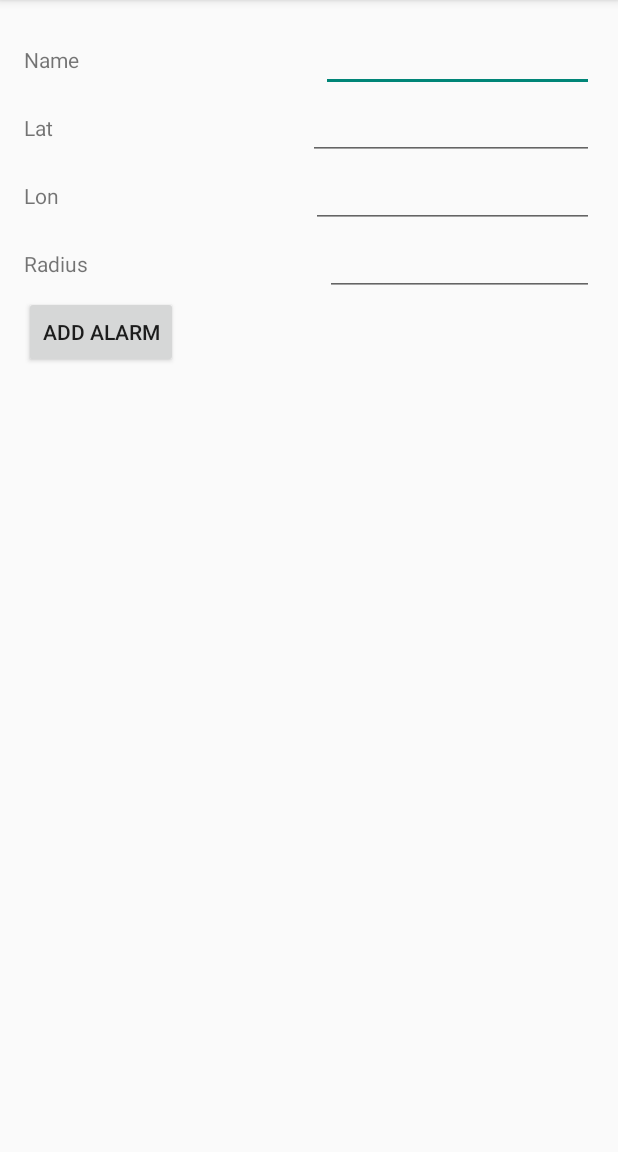
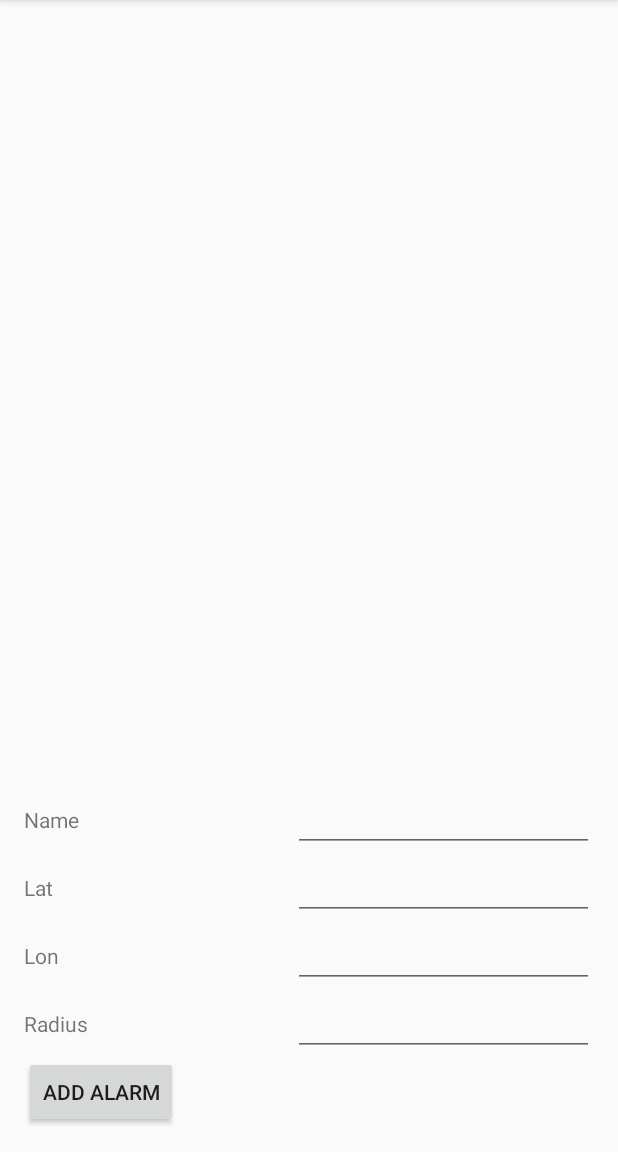
Before and after one commit to bernhardhahn/WakeMeWhenIGetThere, an Android app: the screen it shows after launch (MainActivity), on a phone screen of 412 x 824 dp, the part 84-1236 px from its top. Run offline under Robolectric (Android 15) with nearby library versions, the phone set to English and light mode, and no system bars; 4 statements that could not run were skipped.

Commit message:
Update MainFragment layout

```diff
--- a/app/src/main/res/layout/fragment_main.xml
+++ b/app/src/main/res/layout/fragment_main.xml
@@ -1,23 +1,24 @@
-<LinearLayout xmlns:android="http://schemas.android.com/apk/res/android"
-    xmlns:tools="http://schemas.android.com/tools"
+<RelativeLayout xmlns:android="http://schemas.android.com/apk/res/android"
     android:layout_width="match_parent"
     android:layout_height="match_parent"
     android:paddingLeft="@dimen/activity_horizontal_margin"
     android:paddingRight="@dimen/activity_horizontal_margin"
     android:paddingTop="@dimen/activity_vertical_margin"
-    android:paddingBottom="@dimen/activity_vertical_margin"
-    android:orientation="vertical"
-    tools:context=".MainActivityFragment">
+    android:paddingBottom="@dimen/activity_vertical_margin">
 
     <LinearLayout
+        android:id="@+id/newAlarmInput"
         android:layout_width="match_parent"
         android:layout_height="wrap_content"
-        android:orientation="vertical">
+        android:orientation="vertical"
+        android:layout_alignParentBottom="true">
+
         <LinearLayout
             android:layout_width="match_parent"
-            android:layout_height="wrap_content">
+            android:layout_height="wrap_content"
+            android:focusableInTouchMode="true">
             <TextView
-                android:layout_width="wrap_content"
+                android:layout_width="0px"
                 android:layout_height="wrap_content"
                 android:layout_weight="0.5"
                 android:text="Name"/>
@@ -32,7 +33,7 @@
             android:layout_width="match_parent"
             android:layout_height="wrap_content">
             <TextView
-                android:layout_width="wrap_content"
+                android:layout_width="0px"
                 android:layout_height="wrap_content"
                 android:layout_weight="0.5"
                 android:text="Lat"/>
@@ -47,7 +48,7 @@
             android:layout_width="match_parent"
             android:layout_height="wrap_content">
             <TextView
-                android:layout_width="wrap_content"
+                android:layout_width="0px"
                 android:layout_height="wrap_content"
                 android:layout_weight="0.5"
                 android:text="Lon"/>
@@ -62,8 +63,7 @@
             android:layout_width="match_parent"
             android:layout_height="wrap_content">
             <TextView
-
-                android:layout_width="wrap_content"
+                android:layout_width="0px"
                 android:layout_height="wrap_content"
                 android:layout_weight="0.5"
                 android:text="Radius"/>
@@ -74,20 +74,19 @@
                 android:layout_weight="0.5"/>
         </LinearLayout>
 
+        <Button
+            android:id="@+id/addAlarmButton"
+            android:layout_width="wrap_content"
+            android:layout_height="wrap_content"
+            android:text="@string/add_alarm"/>
 
     </LinearLayout>
-
-    <Button
-        android:id="@+id/addAlarmButton"
-        android:layout_width="wrap_content"
-        android:layout_height="wrap_content"
-        android:text="@string/add_alarm"/>
 
     <ListView
         android:id="@+id/alarmsListView"
         android:layout_width="match_parent"
-        android:layout_height="match_parent">
+        android:layout_height="wrap_content"
+        android:layout_above="@id/newAlarmInput"
+        android:layout_alignParentTop="true" />
 
-    </ListView>
-
-</LinearLayout>
+</RelativeLayout>
```
